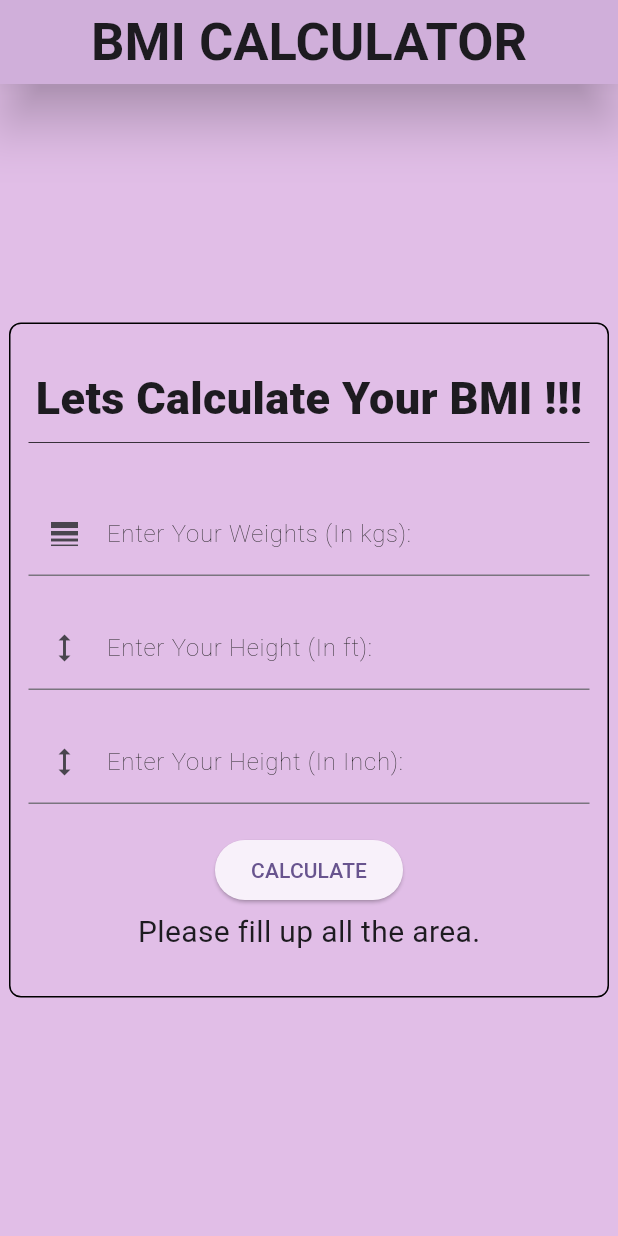
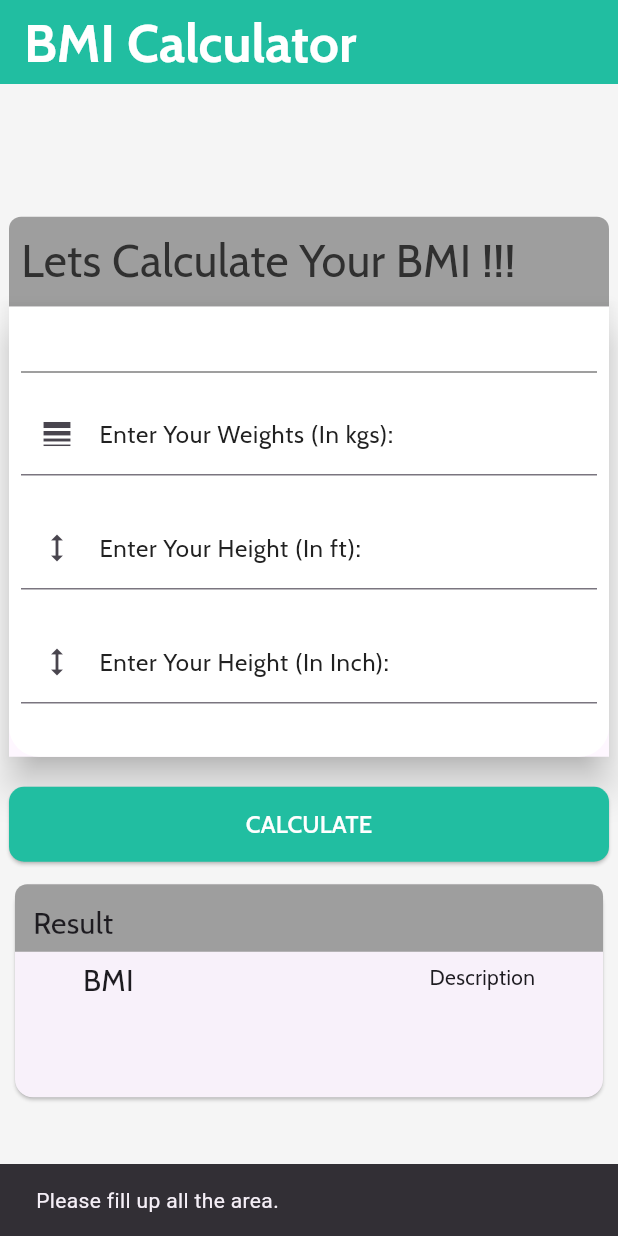
Before and after one commit to kushalchh07/BMIcalculator, a Flutter app: the screen it shows after launch, after a tap on "CALCULATE", on a phone screen of 412 x 824 dp. Run offline on Flutter 3.47's test engine with Material 3 defaults, Android fonts, the phone set to English and light mode, and no system bars; our stand-ins replace google_fonts; missing offline and left inert: dart:js; Roboto replaces fonts that are missing (Jacquard, Jersey).

Commit message:
Improved UI

```diff
--- a/lib/homepage.dart
+++ b/lib/homepage.dart
@@ -1,3 +1,5 @@
+import 'dart:js';
+import 'package:google_fonts/google_fonts.dart';
 import 'package:flutter/material.dart';
 import 'package:flutter/widgets.dart';
 
@@ -14,54 +16,124 @@ var inController = TextEditingController();
 
 class _HomePageState extends State<HomePage> {
   var result = "";
+  var description = "";
   var bgcolor = Colors.purple[100];
+
   @override
   Widget build(BuildContext context) {
+    void _onpressed() {
+      var wt = wtController.text.toString();
+      var ft = ftController.text.toString();
+      var inch = inController.text.toString();
+
+      if (wt != "" && ft != "" && inch != "") {
+        var Twt = int.parse(wt); //parsed into integer
+        var Tft = int.parse(ft); //parsed into integer
+        var Tinch = int.parse(inch);
+
+        var TotalheightINinch = Tft * 12 + Tinch;
+        var TM = (TotalheightINinch * 2.54) / 100; //TotalheightInMeter
+        var BMI = Twt / (TM * TM);
+
+        setState(() {
+          if (BMI < 18.5) {
+            result = "${BMI.toStringAsFixed(2)}";
+            description = "Underweight";
+          } else if (BMI < 24.9 && BMI > 18.5) {
+            result = "${BMI.toStringAsFixed(2)}";
+            description = "Normalweight";
+          } else if (BMI < 29.9 && BMI > 25) {
+            result = "${BMI.toStringAsFixed(2)}";
+            description = "Overweight";
+          } else {
+            result = result = "${BMI.toStringAsFixed(2)}";
+            description = "Extremly Overweight";
+          }
+        });
+      }
+      if (wt == "" && ft == "" && inch == "") {
+        setState(() {
+          // Show the SnackBar
+          ScaffoldMessenger.of(context).showSnackBar(
+              SnackBar(content: Text("Please fill up all the area.")));
+        });
+      }
+    }
+
+    final size = MediaQuery.of(context).size;
+
     return Scaffold(
       appBar: AppBar(
-        backgroundColor: bgcolor,
+        backgroundColor: const Color.fromARGB(255, 33, 190, 161),
         title: Text(
-          "BMI CALCULATOR",
-          style: TextStyle(
-              fontWeight: FontWeight.bold, fontSize: 35, fontFamily: 'Jersey'),
+          "BMI Calculator",
+          style: GoogleFonts.cabin(
+            fontWeight: FontWeight.w700,
+            fontSize: 35,
+            color: Colors.white,
           ),
-        centerTitle: true,
-        shadowColor: Colors.black,
-        elevation: 15,
+        ),
+        // centerTitle: true,
+        // shadowColor: Colors.black,
+        // elevation: 15,
       ),
       body: Container(
-        color: bgcolor,
+        color: Colors.grey[100],
+        height: size.height,
+        width: size.width,
+        child: Column(
+          mainAxisAlignment: MainAxisAlignment.center,
+          crossAxisAlignment: CrossAxisAlignment.center,
+          children: [
+            Container(
+              width: 400,
+              height: 60,
+              child: Padding(
+                padding: const EdgeInsets.all(8.0),
+                child: Text(
+                  "Lets Calculate Your BMI !!!",
+                  style: GoogleFonts.cabin(
+                      fontSize: 30,
+                      fontWeight: FontWeight.w200,
+                      color: Colors.grey[850]),
+                ),
+              ),
+              decoration: BoxDecoration(
+                  color: Colors.grey,
+                  borderRadius: BorderRadius.only(
+                      topLeft: Radius.circular(8),
+                      topRight: Radius.circular(8))),
+            ),
+            Material(
+              elevation: 10,
+              child: Container(
+                decoration: BoxDecoration(
+                  borderRadius: BorderRadius.only(
+                      bottomLeft: Radius.circular(20),
+                      bottomRight: Radius.circular(20)),
+                  color: Colors.white,
+                ),
+                height: 300,
+                width: 400,
+                child: Padding(
+                  padding: const EdgeInsets.all(8.0),
                   child: Center(
-          child: Container(
-            padding: const EdgeInsets.all(12.0),
-            height: 450,
-            width: 400,
-            decoration: BoxDecoration(
-                border: Border.all(color: Colors.black),
-                borderRadius: BorderRadius.circular(8)),
                     child: Column(
                       mainAxisAlignment: MainAxisAlignment.center,
                       children: [
-                Text(
-                  "Lets Calculate Your BMI !!!",
-                  style: TextStyle(
-                      fontSize: 30,
-                      fontWeight: FontWeight.w800,
-                      fontFamily: 'Jacquard'),
-                ),
                         Divider(
                           thickness: 0.5,
                           color: Colors.black,
                         ),
                         SizedBox(
-                  height: 25,
+                          height: 5,
                         ),
                         TextField(
                           controller: wtController,
                           decoration: InputDecoration(
                               label: Text(
                                 "Enter Your Weights (In kgs):",
-                        style: TextStyle(
+                                style: GoogleFonts.cabin(
                                     fontWeight: FontWeight.w100,
                                     color: Colors.grey.shade900),
                               ),
@@ -75,7 +147,7 @@ class _HomePageState extends State<HomePage> {
                           controller: ftController,
                           decoration: InputDecoration(
                               label: Text("Enter Your Height (In ft):",
-                          style: TextStyle(
+                                  style: GoogleFonts.cabin(
                                       fontWeight: FontWeight.w100,
                                       color: Colors.grey.shade900)),
                               prefixIcon: Icon(Icons.height)),
@@ -88,71 +160,114 @@ class _HomePageState extends State<HomePage> {
                           controller: inController,
                           decoration: InputDecoration(
                               label: Text("Enter Your Height (In Inch):",
-                          style: TextStyle(
+                                  style: GoogleFonts.cabin(
                                       fontWeight: FontWeight.w100,
                                       color: Colors.grey.shade900)),
                               prefixIcon: Icon(Icons.height)),
                           keyboardType: TextInputType.number,
-                ),
-                SizedBox(
-                  height: 20,
-                ),
-                ElevatedButton(
-                    onPressed: () {
-                      var wt = wtController.text.toString();
-                      var ft = ftController.text.toString();
-                      var inch = inController.text.toString();
-
-                      if (wt != "" && ft != "" && inch != "") {
-                        var Twt = int.parse(wt); //parsed into integer
-                        var Tft = int.parse(ft); //parsed into integer
-                        var Tinch = int.parse(inch);
-
-                        var TotalheightINinch = Tft * 12 + Tinch;
-                        var TM = (TotalheightINinch * 2.54) /
-                            100; //TotalheightInMeter
-                        var BMI = Twt / (TM * TM);
-
-                        setState(() {
-                          if (BMI < 18.5) {
-                            result =
-                                "Your BMI is ${BMI.toStringAsFixed(2)} & You are Underweight";
-                            bgcolor = Colors.red[100];
-                          } else if (BMI < 24.9 && BMI > 18.5) {
-                            result =
-                                "Your BMI is ${BMI.toStringAsFixed(2)} & You are Normalweight";
-                            bgcolor = Colors.green[100];
-                          } else if (BMI < 29.9 && BMI > 25) {
-                            result =
-                                "Your BMI is ${BMI.toStringAsFixed(2)} & You are Overweight";
-                            bgcolor = Colors.red[200];
-                          } else {
-                            result =
-                                "Your BMI is ${BMI.toStringAsFixed(2)} & You are Extremely Overweight";
-                            bgcolor = Colors.red[300];
-                          }
-                        });
-                      } else {
-                        setState(() {
-                          result = "Please fill up all the area.";
-                        });
-                      }
-                    },
-                    child: Text("CALCULATE")),
-                SizedBox(
-                  height: 3,
-                ),
-                Container(
-                  child: Text(
-                    result,
-                    style: TextStyle(fontSize: 20),
-                  ),
                         ),
                       ],
                     ),
                   ),
                 ),
               ),
+            ),
+            SizedBox(
+              height: 20,
+            ),
+            ElevatedButton(
+                style: ElevatedButton.styleFrom(
+                    foregroundColor: Colors.white,
+                    backgroundColor: const Color.fromARGB(255, 33, 190, 161),
+                    shape: RoundedRectangleBorder(
+                      borderRadius:
+                          BorderRadius.circular(10), // Button border radius
+                    ),
+                    fixedSize: Size(400, 50) // Text color
+                    ),
+                onPressed: () {
+                  _onpressed();
+                },
+                child: Text(
+                  "CALCULATE",
+                  style: GoogleFonts.cabin(fontSize: 16),
+                )),
+            SizedBox(
+              height: 11,
+            ),
+            Container(
+              width: 400,
+              height: 150,
+              child: Card(
+                child: Column(
+                  children: [
+                    Container(
+                      height: 45,
+                      width: 400,
+                      child: Padding(
+                        padding: const EdgeInsets.all(12.0),
+                        child: Text(
+                          "Result",
+                          style: GoogleFonts.cabin(fontSize: 20),
+                        ),
+                      ),
+                      decoration: BoxDecoration(
+                          color: Colors.grey,
+                          borderRadius: BorderRadius.only(
+                              topLeft: Radius.circular(8),
+                              topRight: Radius.circular(8))),
+                    ),
+                    Padding(
+                      padding: const EdgeInsets.only(top: 5.0),
+                      child: Row(
+                        mainAxisAlignment: MainAxisAlignment.spaceAround,
+                        children: [
+                          Column(
+                            children: [
+                              Text(
+                                "BMI",
+                                style: GoogleFonts.cabin(fontSize: 20),
+                              ),
+                              Divider(
+                                thickness: 0.5,
+                                color: Colors.black,
+                              ),
+                              Text(
+                                result,
+                                style: GoogleFonts.cabin(fontSize: 17),
+                              )
+                            ],
+                          ),
+                          VerticalDivider(
+                            thickness: 1,
+                            color: Colors.black,
+                          ),
+                          Column(
+                            children: [
+                              Text(
+                                "Description",
+                                style: GoogleFonts.cabin(),
+                              ),
+                              Divider(
+                                thickness: 1,
+                                color: Colors.black,
+                              ),
+                              Text(
+                                description,
+                                style: GoogleFonts.cabin(fontSize: 20),
+                              ),
+                            ],
+                          ),
+                        ],
+                      ),
+                    )
+                  ],
+                ),
+              ),
+            )
+          ],
+        ),
+      ),
     );
   }
 }
--- a/lib/main.dart
+++ b/lib/main.dart
@@ -1,4 +1,5 @@
 import 'package:bmicalculator/homepage.dart';
+import 'package:bmicalculator/splashscreen.dart';
 import 'package:flutter/material.dart';
 
 void main() {
@@ -17,7 +18,7 @@ class MyApp extends StatelessWidget {
         colorScheme: ColorScheme.fromSeed(seedColor: Colors.deepPurple),
         useMaterial3: true,
       ),
-      home: HomePage(),
+      home: SplashScreen(),
       debugShowCheckedModeBanner: false,
     );
   }
--- /dev/null
+++ b/lib/splashscreen.dart
@@ -0,0 +1,39 @@
+import 'dart:async';
+
+import 'package:bmicalculator/homepage.dart';
+import 'package:flutter/material.dart';
+
+class SplashScreen extends StatefulWidget {
+  SplashScreen({super.key});
+
+  @override
+  State<SplashScreen> createState() => _SplashScreenState();
+}
+
+class _SplashScreenState extends State<SplashScreen> {
+  @override
+  void initState() {
+    super.initState();
+    Timer(Duration(seconds: 3), () {
+      Navigator.pushReplacement(
+          context, MaterialPageRoute(builder: (context) => HomePage()));
+    });
+  }
+
+  @override
+  Widget build(BuildContext context) {
+    final size = MediaQuery.of(context).size;
+    return Scaffold(
+      body: Container(
+        height: size.height,
+        width: size.width,
+        child: Center(
+          child: Image(
+            image: AssetImage("images/Bmi.jpg"),
+            fit: BoxFit.cover,
+          ),
+        ),
+      ),
+    );
+  }
+}
```
Also changed, not shown: pubspec.yaml (+10 -9 lines), assets/images/Bmi.jpg (added), pubspec.lock, 1 other file. Lines whose indentation alone changed are shown as unchanged.
